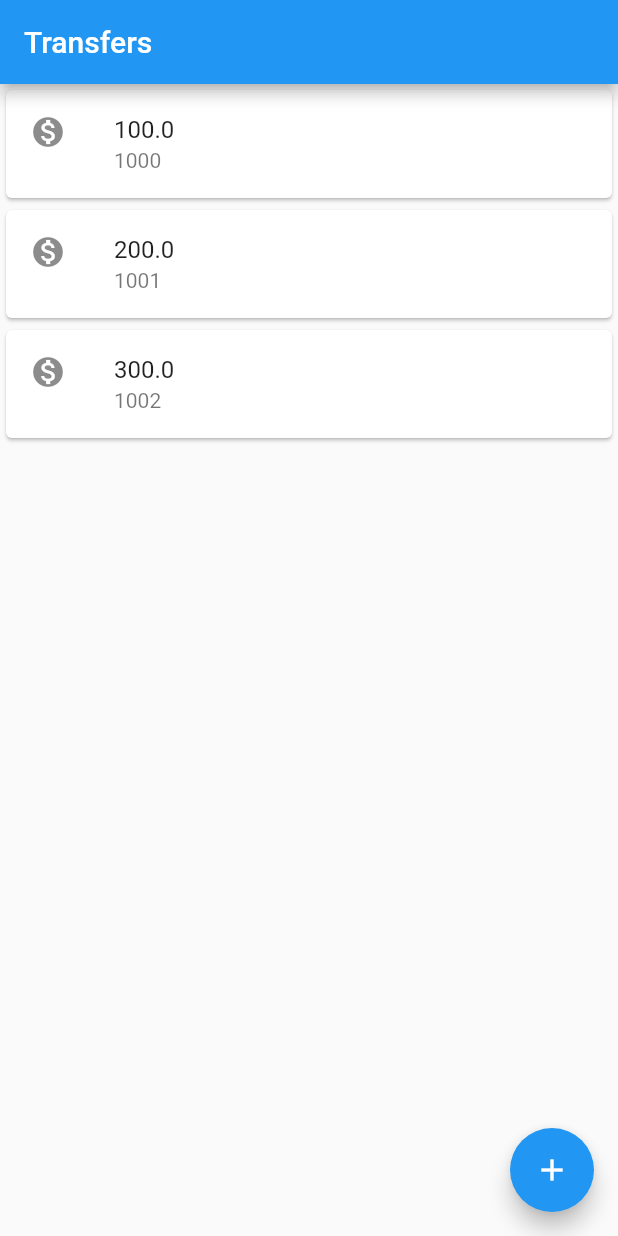
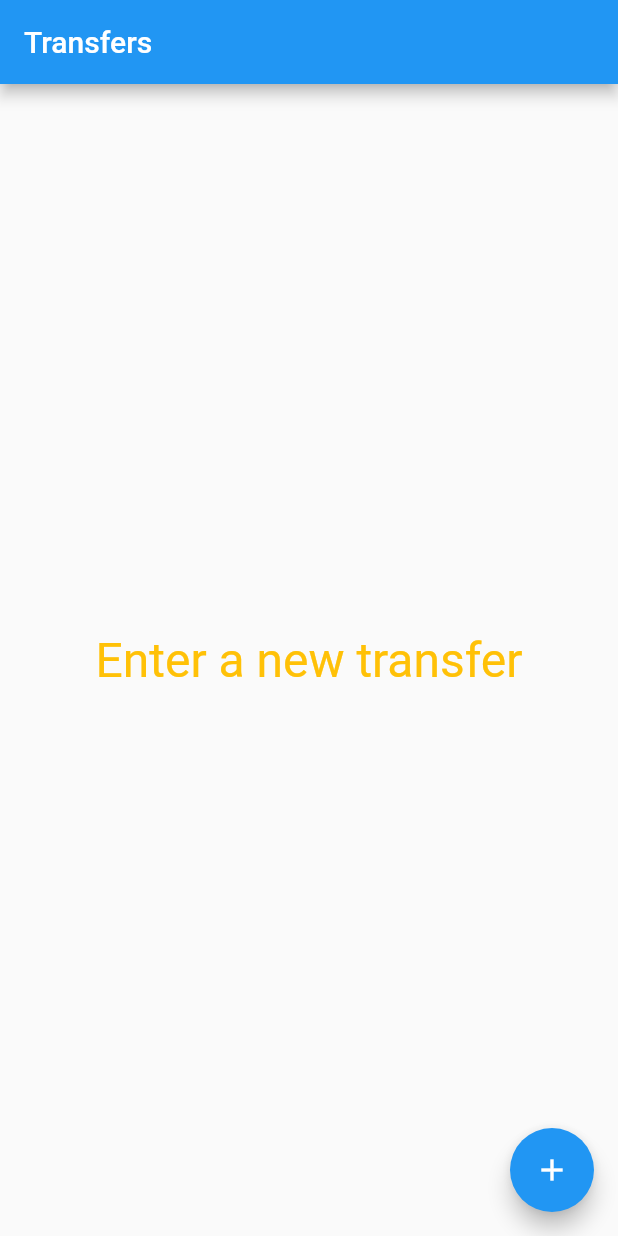
Before and after one commit to andersonmoura109/bytebank, a Flutter app: the screen it shows after launch, on a phone screen of 412 x 824 dp. Run offline on Flutter 3.47's test engine with Material 2 defaults, Android fonts, the phone set to English and light mode, and no system bars.

Commit message:
Refactored code and add listview to TransferList

```diff
--- a/lib/main.dart
+++ b/lib/main.dart
@@ -8,7 +8,7 @@ class Bytebank extends StatelessWidget {
   const Bytebank({super.key});
   @override
   Widget build(BuildContext context) {
-    return const MaterialApp(
+    return MaterialApp(
       home: Scaffold(
         body: TransferList(),
       ),
@@ -119,7 +119,9 @@ class EditField extends StatelessWidget {
 }
 
 class TransferList extends StatelessWidget {
-  const TransferList({super.key});
+  TransferList({super.key});
+
+  final List<Transfer> _transfers = [];
 
   @override
   Widget build(BuildContext context) {
@@ -127,13 +129,23 @@ class TransferList extends StatelessWidget {
       appBar: AppBar(
         title: const Text('Transfers'),
       ),
-      body: Column(
-        children: [
-          TransferItem(Transfer(value: 100.00, account: 1000)),
-          TransferItem(Transfer(value: 200.00, account: 1001)),
-          TransferItem(Transfer(value: 300.00, account: 1002)),
-        ],
-      ),
+      body: _transfers.isNotEmpty
+          ? ListView.builder(
+              itemCount: _transfers.length,
+              itemBuilder: (context, index) {
+                final Transfer transfer = _transfers[index];
+                return TransferItem(transfer);
+              },
+            )
+          : const Center(
+              child: Text(
+                'Enter a new transfer',
+                style: TextStyle(
+                  fontSize: 32,
+                  color: Colors.amber,
+                ),
+              ),
+            ),
       floatingActionButton: FloatingActionButton(
         onPressed: () {
           final Future<Transfer?> receivedTransfer = Navigator.push(
@@ -144,6 +156,7 @@ class TransferList extends StatelessWidget {
           );
 
           receivedTransfer.then((transfer) => {
+                _transfers.add(transfer!),
                 debugPrint('Enter the future return'),
                 debugPrint('$transfer'),
               });
```
